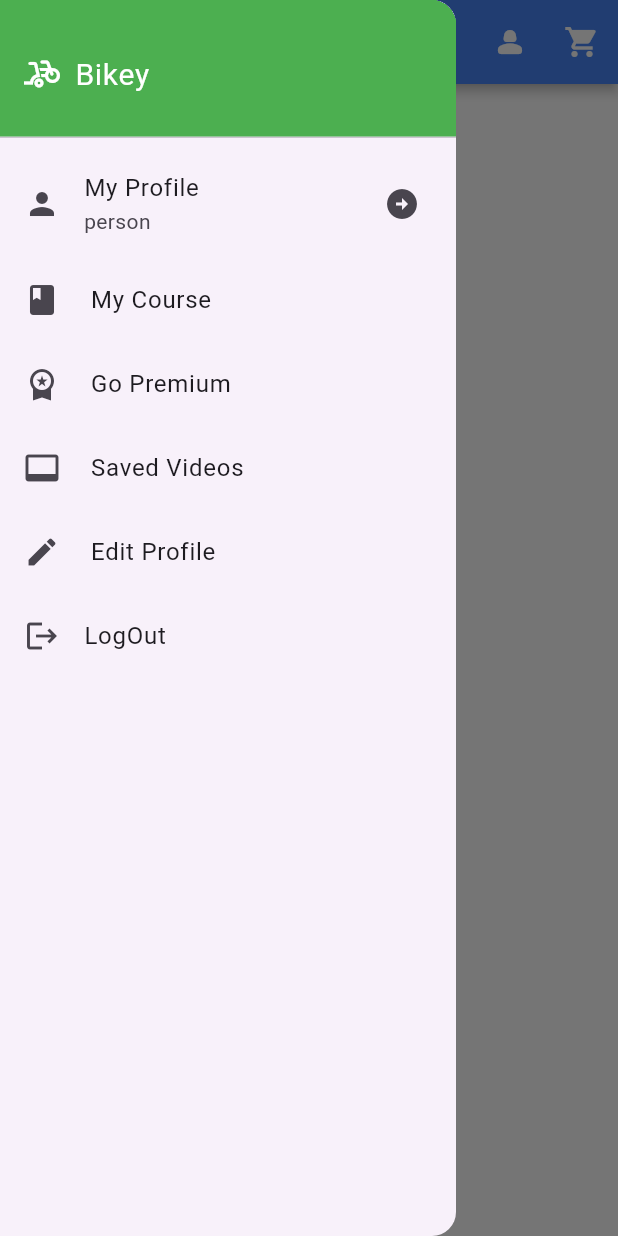
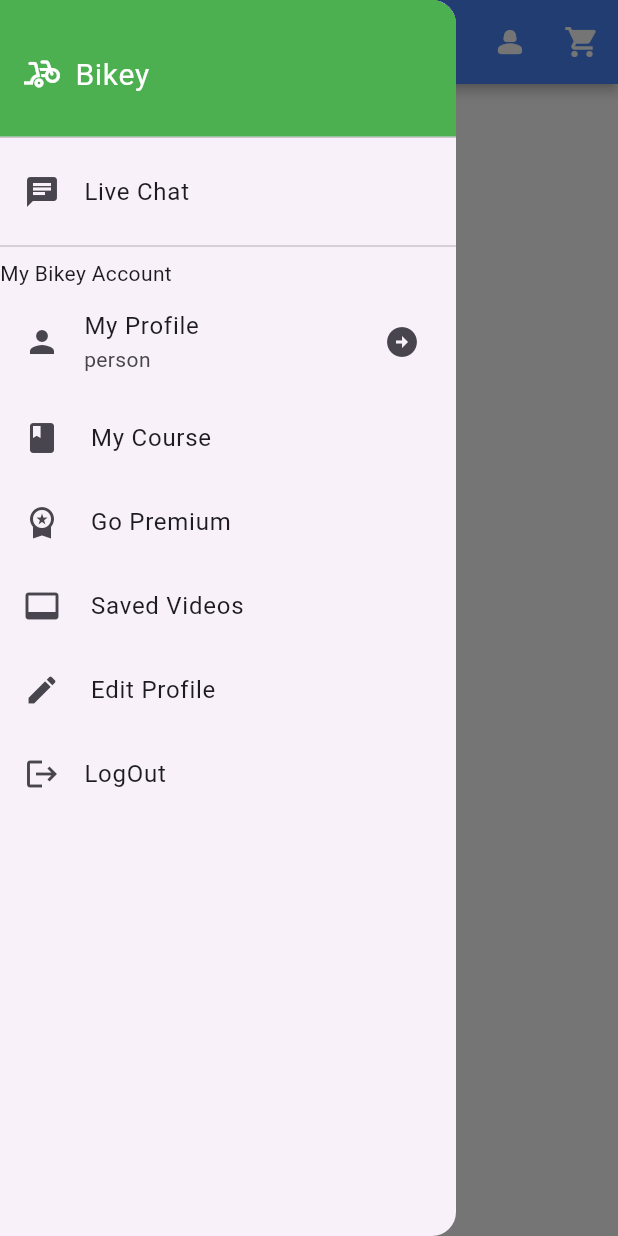
Before and after one commit to Tosin8/tutorialspoint_demo, a Flutter app: the screen it shows after launch, with the side drawer open, on a phone screen of 412 x 824 dp. Run offline on Flutter 3.47's test engine with Material 2 defaults, Android fonts, the phone set to English and light mode, and no system bars.

Commit message:
Creating widget file

```diff
--- a/lib/screen/home_page.dart
+++ b/lib/screen/home_page.dart
@@ -1,4 +1,6 @@
 import 'package:flutter/material.dart';
+
+import 'widget.dart';
 
 class HomePage extends StatelessWidget {
   const HomePage({super.key});
@@ -38,73 +40,8 @@
           ),
           child: const Center(child: Text('Hello World')),
         ),
-        drawer: Drawer(
-            child: ListView(padding: EdgeInsets.zero, children: [
-          const SizedBox(
-            height: 100,
-            child: DrawerHeader(
-              decoration: BoxDecoration(
-                color: Colors.green,
-              ),
-              child: Row(
-                children: [
-                  Icon(
-                    Icons.bike_scooter_rounded,
-                    color: Colors.white,
-                  ),
-                  SizedBox(width: 10),
-                  Text(
-                    'Bikey',
-                    style: TextStyle(fontSize: 20, color: Colors.white),
-                  ),
-                ],
-              ),
-            ),
-          ),
-          ListTile(
-            leading: const Icon(Icons.person),
-            subtitle: const Text('person'),
-            title: const Text('My Profile '),
-            trailing: const Icon(Icons.arrow_circle_right),
-            onTap: () {
-              Navigator.pop(context);
-            },
-          ),
-          ListTile(
-            leading: const Icon(Icons.book),
-            title: const Text(' My Course '),
-            onTap: () {
-              Navigator.pop(context);
-            },
-          ),
-          ListTile(
-            leading: const Icon(Icons.workspace_premium),
-            title: const Text(' Go Premium '),
-            onTap: () {
-              Navigator.pop(context);
-            },
-          ),
-          ListTile(
-            leading: const Icon(Icons.video_label),
-            title: const Text(' Saved Videos '),
-            onTap: () {
-              Navigator.pop(context);
-            },
-          ),
-          ListTile(
-            leading: const Icon(Icons.edit),
-            title: const Text(' Edit Profile '),
-            onTap: () {
-              Navigator.pop(context);
-            },
-          ),
-          ListTile(
-            leading: const Icon(Icons.logout),
-            title: const Text('LogOut'),
-            onTap: () {
-              Navigator.pop(context);
-            },
-          ),
-        ])));
+        drawer: const Bikey_Drawer());
   }
 }
+
+// ignore: camel_case_types
--- /dev/null
+++ b/lib/screen/widget.dart
@@ -0,0 +1,85 @@
+import 'package:flutter/material.dart';
+
+class Bikey_Drawer extends StatelessWidget {
+  const Bikey_Drawer({
+    super.key,
+  });
+
+  @override
+  Widget build(BuildContext context) {
+    return Drawer(
+        child: ListView(padding: EdgeInsets.zero, children: [
+      const SizedBox(
+        height: 100,
+        child: DrawerHeader(
+          decoration: BoxDecoration(
+            color: Colors.green,
+          ),
+          child: Row(
+            children: [
+              Icon(
+                Icons.bike_scooter_rounded,
+                color: Colors.white,
+              ),
+              SizedBox(width: 10),
+              Text(
+                'Bikey',
+                style: TextStyle(fontSize: 20, color: Colors.white),
+              ),
+            ],
+          ),
+        ),
+      ),
+      const ListTile(
+        leading: Icon(Icons.chat),
+        title: Text('Live Chat'),
+      ),
+      const Divider(),
+      const Text('My Bikey Account'),
+      ListTile(
+        leading: const Icon(Icons.person),
+        subtitle: const Text('person'),
+        title: const Text('My Profile '),
+        trailing: const Icon(Icons.arrow_circle_right),
+        onTap: () {
+          Navigator.pop(context);
+        },
+      ),
+      ListTile(
+        leading: const Icon(Icons.book),
+        title: const Text(' My Course '),
+        onTap: () {
+          Navigator.pop(context);
+        },
+      ),
+      ListTile(
+        leading: const Icon(Icons.workspace_premium),
+        title: const Text(' Go Premium '),
+        onTap: () {
+          Navigator.pop(context);
+        },
+      ),
+      ListTile(
+        leading: const Icon(Icons.video_label),
+        title: const Text(' Saved Videos '),
+        onTap: () {
+          Navigator.pop(context);
+        },
+      ),
+      ListTile(
+        leading: const Icon(Icons.edit),
+        title: const Text(' Edit Profile '),
+        onTap: () {
+          Navigator.pop(context);
+        },
+      ),
+      ListTile(
+        leading: const Icon(Icons.logout),
+        title: const Text('LogOut'),
+        onTap: () {
+          Navigator.pop(context);
+        },
+      ),
+    ]));
+  }
+}
```
Also changed, not shown: lib/screen/bottom.dart (added, +53 -0 lines).
